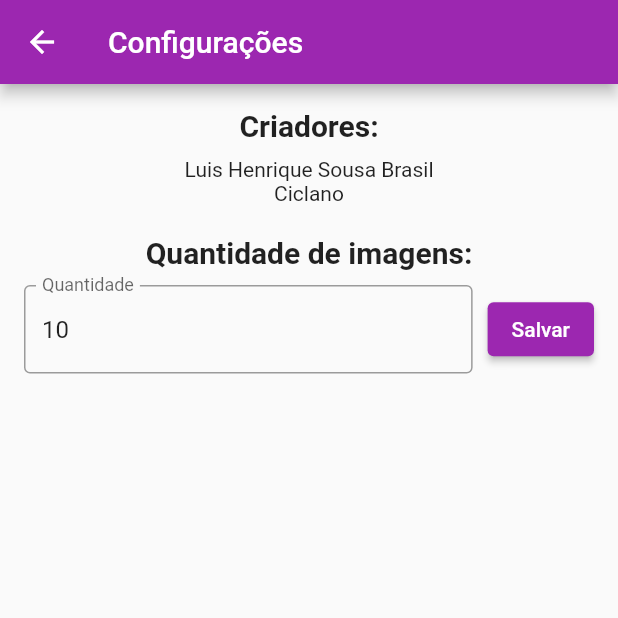
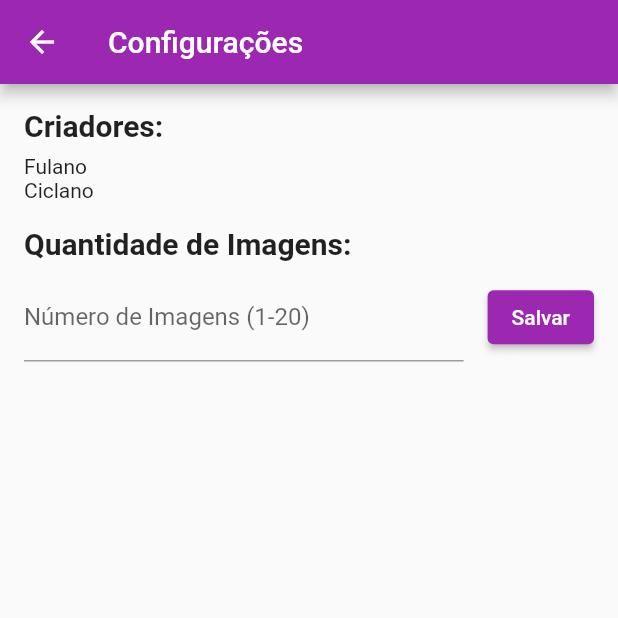
Before and after one commit to fhilipecrash/aval3_prog4, a Flutter app: the screen it shows after launch, after a tap on the "settings" icon, on a phone screen of 412 x 824 dp, the top half of it. Run offline on Flutter 3.47's test engine with Material 2 defaults, Android fonts, the light colour scheme and no system bars; network calls fail.

Commit message:
ainda corrigindo o settings e seus erros

```diff
--- a/lib/home_page.dart
+++ b/lib/home_page.dart
@@ -3,8 +3,8 @@ import 'dart:math';
 import 'package:flutter/material.dart';
 import 'package:http/http.dart' as http;
 import './image_details_page.dart';
-import './date_formatter.dart';
 import './settings_page.dart';
+import 'date_formatter.dart';
 
 class HomePage extends StatefulWidget {
   const HomePage({Key? key}) : super(key: key);
@@ -15,15 +15,16 @@ class HomePage extends StatefulWidget {
 
 class _HomePageState extends State<HomePage> {
   List<dynamic> imageUrls = [];
+  int _selectedImageCount = 10;
 
   @override
   void initState() {
     super.initState();
-    generateDates();
+    generateDates(_selectedImageCount);
   }
 
-  void generateDates() {
-    for (var i = 0; i < 20; i++) {
+  void generateDates(int imageCount) {
+    for (var i = 0; i < imageCount; i++) {
       DateTime startDate = DateTime(1995, 7, 1);
       DateTime currentDate = DateTime.now();
       DateTime randomDate = generateRandomDate(startDate, currentDate);
@@ -56,16 +57,16 @@ class _HomePageState extends State<HomePage> {
     setState(() {
       imageUrls.clear();
     });
-    generateDates();
+    generateDates(_selectedImageCount);
   }
 
   void openSettingsPage() async {
-    final result = await Navigator.pushNamed(context, SettingsPage.routeName);
+    final result = await Navigator.pushNamed(context, SettingsPage.routeName) as int?;
     if (result != null) {
       setState(() {
-        imageUrls.clear();
+        _selectedImageCount = result;
       });
-      generateDates();
+      clearImages();
     }
   }
 
@@ -80,22 +81,22 @@ class _HomePageState extends State<HomePage> {
         centerTitle: true,
         actions: [
           IconButton(
-            icon: Icon(Icons.settings),
             onPressed: openSettingsPage,
+            icon: const Icon(Icons.settings),
           ),
         ],
       ),
-      body: Column(
+      body: RefreshIndicator(
+        onRefresh: () async {
+          clearImages();
+        },
+        child: Column(
           children: [
             ElevatedButton(
               onPressed: clearImages,
               child: const Text('Atualizar imagens'),
             ),
             Expanded(
-            child: RefreshIndicator(
-              onRefresh: () async {
-                clearImages();
-              },
               child: GridView.builder(
                 gridDelegate: const SliverGridDelegateWithFixedCrossAxisCount(
                   crossAxisCount: 2,
@@ -166,8 +167,8 @@ class _HomePageState extends State<HomePage> {
                 },
               ),
             ),
+          ],
         ),
-        ],
       ),
     );
   }
--- a/lib/image_details_page.dart
+++ b/lib/image_details_page.dart
@@ -54,7 +54,7 @@ class ImageDetailsPage extends StatelessWidget {
             subtitle: Text(image['explanation']),
           ),
           ListTile(
-            title: const Text('Copyright:'),
+            title: const Text('Direitos autorais:'),
             subtitle: Text(image['copyright'] ?? 'Não fornecido pela API'),
           ),
           if (image['media_type'] == 'video')
--- a/lib/main.dart
+++ b/lib/main.dart
@@ -2,5 +2,5 @@ import 'package:flutter/material.dart';
 import './my_app.dart';
 
 void main() {
-  runApp(MyApp());
+  runApp(const MyApp());
 }
--- a/lib/my_app.dart
+++ b/lib/my_app.dart
@@ -15,7 +15,7 @@ class MyApp extends StatelessWidget {
       ),
       home: const HomePage(),
       routes: {
-        SettingsPage.routeName: (context) => SettingsPage(),
+        '/settings': (context) => const SettingsPage(),
       },
     );
   }
--- a/lib/settings_page.dart
+++ b/lib/settings_page.dart
@@ -1,30 +1,21 @@
 import 'package:flutter/material.dart';
 
 class SettingsPage extends StatefulWidget {
-  static const String routeName = '/settings';
+  static const routeName = '/settings';
 
   const SettingsPage({Key? key}) : super(key: key);
 
   @override
-  _SettingsPageState createState() => _SettingsPageState();
+  createState() => _SettingsPageState();
 }
 
 class _SettingsPageState extends State<SettingsPage> {
-  late TextEditingController _textEditingController;
-  int _selectedImageCount = 10;
+  final _imageCountController = TextEditingController();
 
   @override
-  void initState() {
-    super.initState();
-    _textEditingController = TextEditingController(text: '$_selectedImageCount');
-  }
-
-  void _saveSettings() {
-    final enteredValue = int.tryParse(_textEditingController.text);
-    setState(() {
-      _selectedImageCount = enteredValue ?? 10;
-    });
-    Navigator.pop(context, _selectedImageCount);
+  void dispose() {
+    _imageCountController.dispose();
+    super.dispose();
   }
 
   @override
@@ -36,35 +27,72 @@ class _SettingsPageState extends State<SettingsPage> {
       body: Padding(
         padding: const EdgeInsets.all(16.0),
         child: Column(
+          crossAxisAlignment: CrossAxisAlignment.start,
           children: [
             const Text(
               'Criadores:',
               style: TextStyle(fontSize: 20, fontWeight: FontWeight.bold),
             ),
-            const SizedBox(height: 10),
-            const Text('Luis Henrique Sousa Brasil'),
+            const SizedBox(height: 8),
+            const Text('Fulano'),
             const Text('Ciclano'),
-            const SizedBox(height: 20),
+            const SizedBox(height: 16),
             const Text(
-              'Quantidade de imagens:',
+              'Quantidade de Imagens:',
               style: TextStyle(fontSize: 20, fontWeight: FontWeight.bold),
             ),
-            const SizedBox(height: 10),
+            const SizedBox(height: 8),
             Row(
               children: [
                 Expanded(
-                  child: TextField(
-                    controller: _textEditingController,
+                  child: TextFormField(
+                    controller: _imageCountController,
                     keyboardType: TextInputType.number,
-                    decoration: InputDecoration(
-                      border: OutlineInputBorder(),
-                      labelText: 'Quantidade',
+                    decoration: const InputDecoration(
+                      labelText: 'Número de Imagens (1-20)',
                     ),
+                    validator: (value) {
+                      if (value == null || value.isEmpty) {
+                        return 'Digite um número válido';
+                      }
+                      final imageCount = int.tryParse(value);
+                      if (imageCount == null ||
+                          imageCount < 1 ||
+                          imageCount > 20) {
+                        return 'Digite um número válido (1-20)';
+                      }
+                      return null;
+                    },
                   ),
                 ),
-                const SizedBox(width: 10),
+                const SizedBox(width: 16),
                 ElevatedButton(
-                  onPressed: _saveSettings,
+                  onPressed: () {
+                    final imageCount = int.tryParse(_imageCountController.text);
+                    if (imageCount != null &&
+                        imageCount >= 1 &&
+                        imageCount <= 20) {
+                      Navigator.pop(context, imageCount);
+                    } else {
+                      showDialog(
+                        context: context,
+                        builder: (context) {
+                          return AlertDialog(
+                            title: const Text('Erro'),
+                            content: const Text('Digite um número válido (1-20)'),
+                            actions: [
+                              TextButton(
+                                onPressed: () {
+                                  Navigator.pop(context);
+                                },
+                                child: const Text('OK'),
+                              ),
+                            ],
+                          );
+                        },
+                      );
+                    }
+                  },
                   child: const Text('Salvar'),
                 ),
               ],
```
Also changed, not shown: 1 other file. Lines whose indentation alone changed are shown as unchanged.
